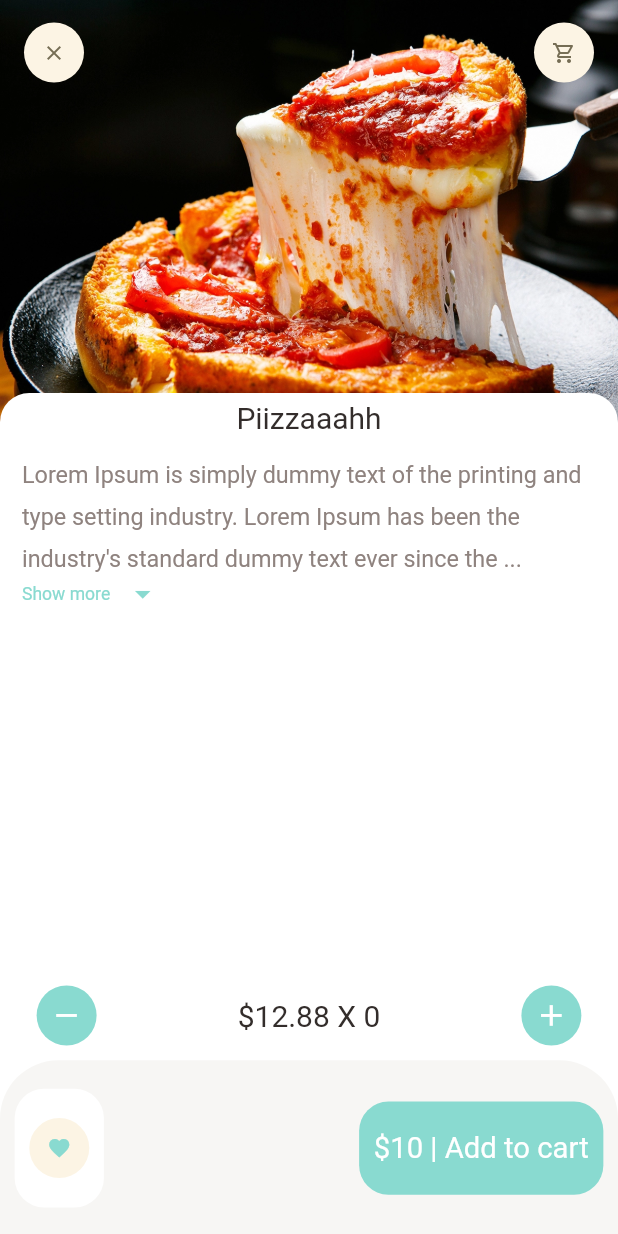
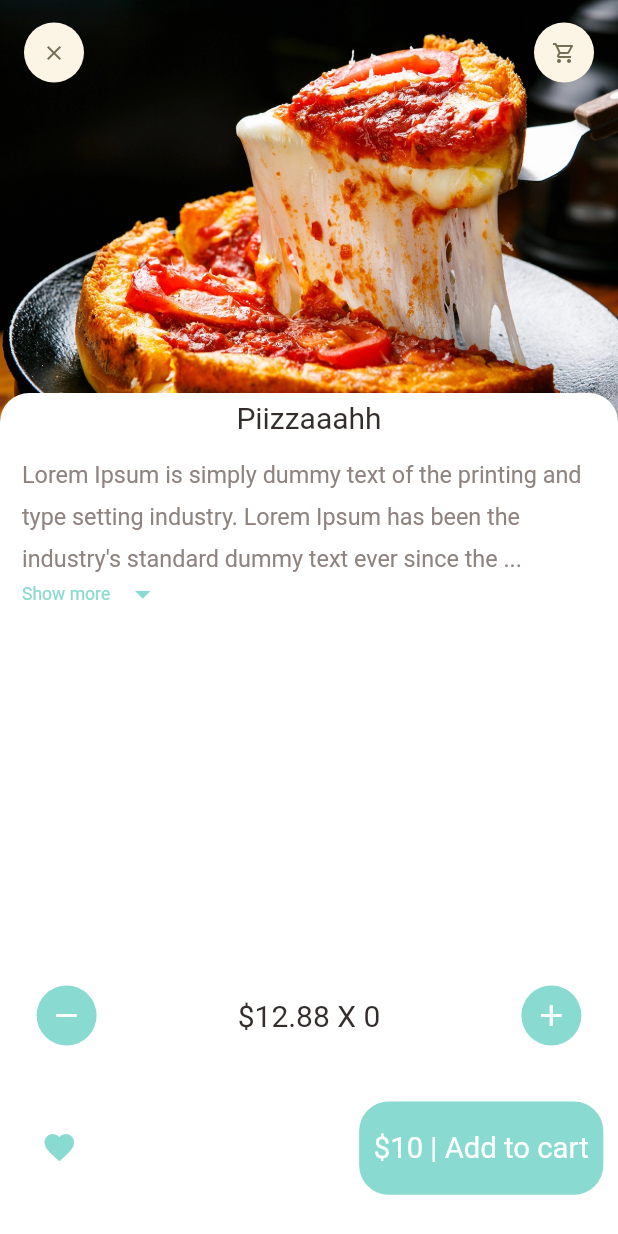
Before and after one commit to lameesnd/ECommerce-FoodApp-, a Flutter app: the screen it shows after launch, on a phone screen of 412 x 824 dp. Run offline on Flutter 3.47's test engine with Material 2 defaults, Android fonts, the phone set to English and light mode, and no system bars; our stand-ins replace dots_indicator, get.

Commit message:
update interface

```diff
--- a/lib/widgets/recommended_food_detail.dart
+++ b/lib/widgets/recommended_food_detail.dart
@@ -111,7 +111,7 @@ class RecommendedFoodDetail extends StatelessWidget {
                 left: Dimensions.width20,
                 right: Dimensions.width20),
             decoration: BoxDecoration(
-                color: AppColors.buttonBackgroundColor,
+                color: Colors.white,
                 borderRadius: BorderRadius.only(
                     topLeft: Radius.circular(Dimensions.radius20 * 2),
                     topRight: Radius.circular(Dimensions.radius20 * 2))),
@@ -128,7 +128,12 @@ class RecommendedFoodDetail extends StatelessWidget {
                   decoration: BoxDecoration(
                       borderRadius: BorderRadius.circular(Dimensions.radius20),
                       color: Colors.white),
-                  child: AppIcon(icon: Icons.favorite,iconColor: AppColors.mainColor,),
+                  child: AppIcon(
+                    icon: Icons.favorite,
+                    iconColor: AppColors.mainColor,
+                    backgroundColor: Colors.white,
+                    iconSize: Dimensions.iconSize24,
+                  ),
                 ),
                 //add to cart
                 Container(
```
